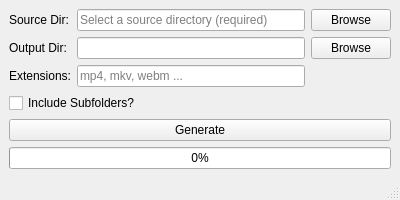
First picture: the form in main.ui, repository Gunbard/ThumbThumb, before the edit.
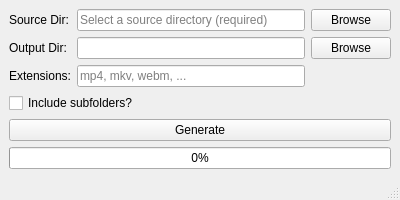
Second picture: the form after the edit.

Commit message: Support subfolders option

The edit to the form file:
```diff
--- a/main.ui
+++ b/main.ui
@@ -76,7 +76,7 @@
        <string notr="true"/>
       </property>
       <property name="text">
-       <string>Include Subfolders?</string>
+       <string>Include subfolders?</string>
       </property>
      </widget>
     </item>
@@ -145,7 +145,7 @@
       <item row="2" column="1">
        <widget class="QLineEdit" name="fieldExtensionFilter">
         <property name="placeholderText">
-         <string>mp4, mkv, webm ...</string>
+         <string>mp4, mkv, webm, ...</string>
         </property>
        </widget>
       </item>
```
The commit also changes 2 other files.
